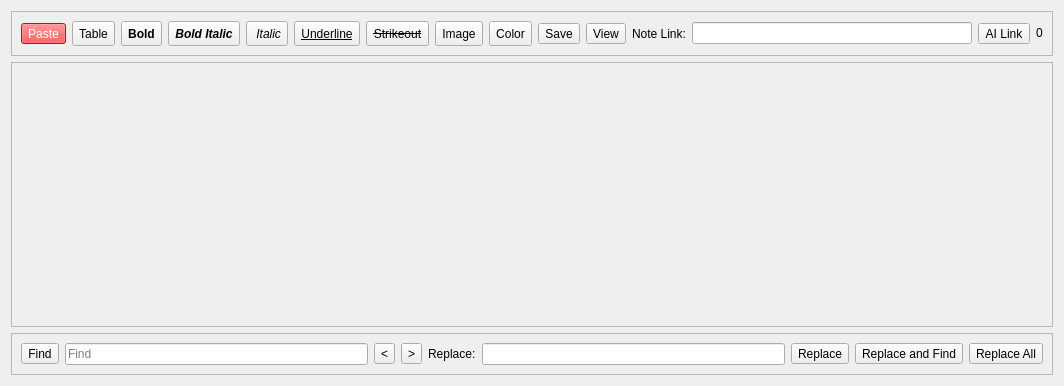
The window that src/Notes/Notes.ui (ic005k/Knot) describes before a commit, drawn with Qt 5.
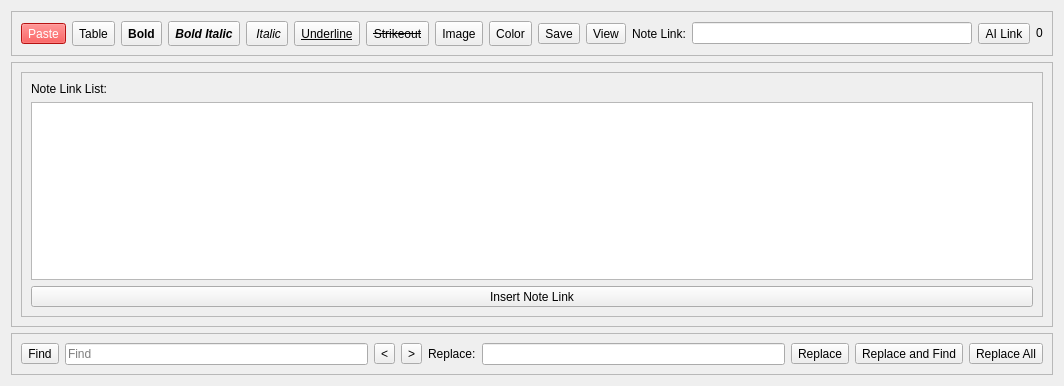
The same window after the commit. Icons and pictures are not drawn.

Diff of the .ui file:
```diff
--- a/src/Notes/Notes.ui
+++ b/src/Notes/Notes.ui
@@ -538,7 +538,47 @@
      </property>
      <layout class="QHBoxLayout" name="horizontalLayout_2">
       <item>
-       <layout class="QHBoxLayout" name="horizontalLayout"/>
+       <layout class="QHBoxLayout" name="horizontalLayout">
+        <item>
+         <widget class="QFrame" name="f_NoteLink">
+          <property name="frameShape">
+           <enum>QFrame::Shape::StyledPanel</enum>
+          </property>
+          <property name="frameShadow">
+           <enum>QFrame::Shadow::Raised</enum>
+          </property>
+          <layout class="QVBoxLayout" name="verticalLayout_4">
+           <item>
+            <layout class="QVBoxLayout" name="verticalLayout_2">
+             <item>
+              <widget class="QLabel" name="lblNoteLinkList">
+               <property name="text">
+                <string>Note Link List:</string>
+               </property>
+              </widget>
+             </item>
+             <item>
+              <widget class="QListWidget" name="listNoteLink"/>
+             </item>
+             <item>
+              <widget class="QToolButton" name="btnInsertNoteLink">
+               <property name="sizePolicy">
+                <sizepolicy hsizetype="Preferred" vsizetype="Fixed">
+                 <horstretch>0</horstretch>
+                 <verstretch>0</verstretch>
+                </sizepolicy>
+               </property>
+               <property name="text">
+                <string>Insert Note Link</string>
+               </property>
+              </widget>
+             </item>
+            </layout>
+           </item>
+          </layout>
+         </widget>
+        </item>
+       </layout>
       </item>
      </layout>
     </widget>
```
